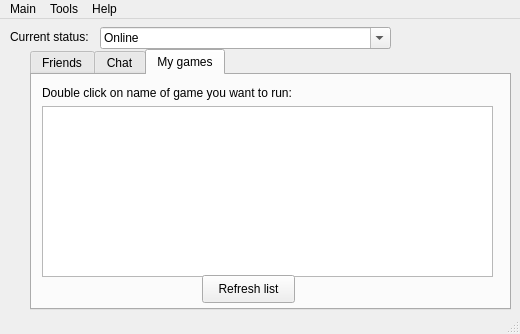
markopoloparadox/ProjectPerun, file mainwindow.ui: the form before one commit.
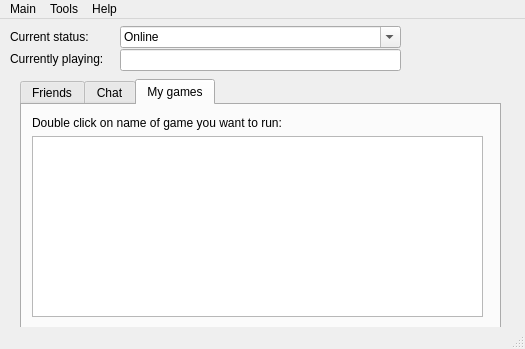
The form after the commit.

Patch:
```diff
--- a/mainwindow.ui
+++ b/mainwindow.ui
@@ -6,8 +6,8 @@
    <rect>
     <x>0</x>
     <y>0</y>
-    <width>520</width>
-    <height>334</height>
+    <width>525</width>
+    <height>349</height>
    </rect>
   </property>
   <property name="windowTitle">
@@ -17,8 +17,8 @@
    <widget class="QTabWidget" name="tabWidget">
     <property name="geometry">
      <rect>
-      <x>30</x>
-      <y>30</y>
+      <x>20</x>
+      <y>60</y>
       <width>481</width>
       <height>261</height>
      </rect>
@@ -136,7 +136,7 @@
         <x>10</x>
         <y>31</y>
         <width>451</width>
-        <height>171</height>
+        <height>181</height>
        </rect>
       </property>
      </widget>
@@ -153,19 +153,6 @@
        <string>Double click on name of game you want to run:</string>
       </property>
      </widget>
-     <widget class="QPushButton" name="refreshButton">
-      <property name="geometry">
-       <rect>
-        <x>170</x>
-        <y>200</y>
-        <width>93</width>
-        <height>28</height>
-       </rect>
-      </property>
-      <property name="text">
-       <string>Refresh list</string>
-      </property>
-     </widget>
     </widget>
    </widget>
    <widget class="QLabel" name="label">
@@ -184,9 +171,9 @@
    <widget class="QComboBox" name="currentStatusCBox">
     <property name="geometry">
      <rect>
-      <x>100</x>
-      <y>8</y>
-      <width>291</width>
+      <x>120</x>
+      <y>7</y>
+      <width>281</width>
       <height>22</height>
      </rect>
     </property>
@@ -197,14 +184,43 @@
      <string>Online</string>
     </property>
    </widget>
+   <widget class="QLabel" name="label_3">
+    <property name="geometry">
+     <rect>
+      <x>10</x>
+      <y>30</y>
+      <width>111</width>
+      <height>20</height>
+     </rect>
+    </property>
+    <property name="text">
+     <string>Currently playing:</string>
+    </property>
+   </widget>
+   <widget class="QLineEdit" name="currentlyPlayingTBox">
+    <property name="enabled">
+     <bool>true</bool>
+    </property>
+    <property name="geometry">
+     <rect>
+      <x>120</x>
+      <y>30</y>
+      <width>281</width>
+      <height>22</height>
+     </rect>
+    </property>
+    <property name="readOnly">
+     <bool>true</bool>
+    </property>
+   </widget>
   </widget>
   <widget class="QMenuBar" name="menubar">
    <property name="geometry">
     <rect>
      <x>0</x>
      <y>0</y>
-     <width>520</width>
-     <height>26</height>
+     <width>525</width>
+     <height>21</height>
     </rect>
    </property>
    <widget class="QMenu" name="menuDisconnect">
```
Left out of the diff: 16 changed lines with no effect on the pictures.
